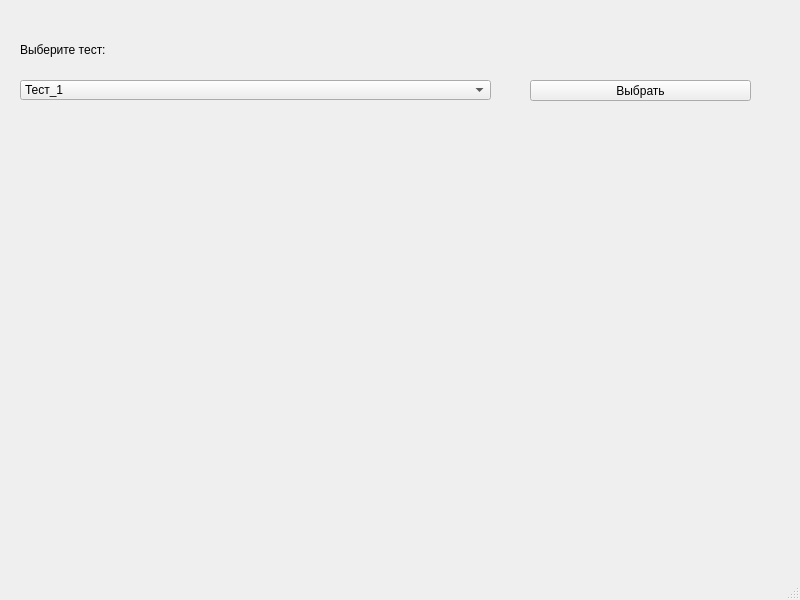
Qt form Tester.ui (Fenikonir/2_GOD_1) before a commit.
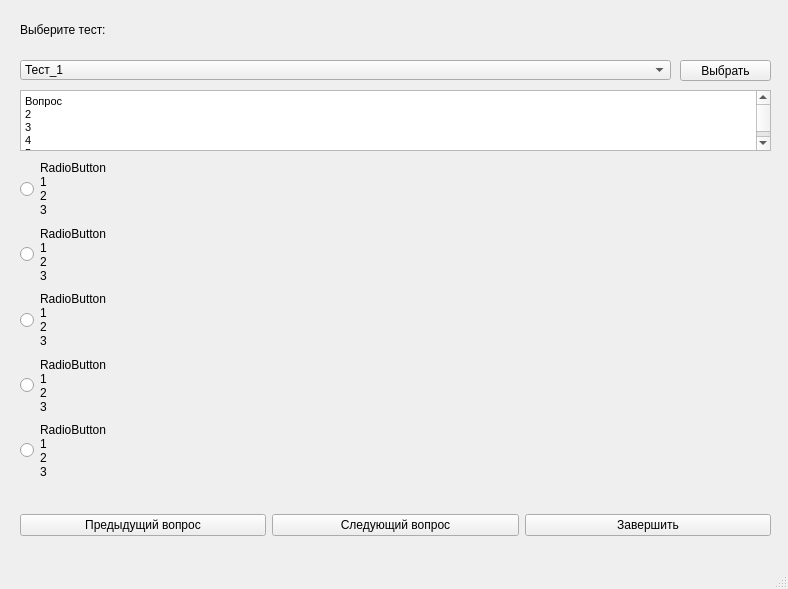
The same form after that commit.

```diff
--- a/Tester.ui
+++ b/Tester.ui
@@ -9,10 +9,22 @@
    <rect>
     <x>0</x>
     <y>0</y>
-    <width>800</width>
-    <height>600</height>
+    <width>788</width>
+    <height>589</height>
    </rect>
   </property>
+  <property name="minimumSize">
+   <size>
+    <width>788</width>
+    <height>589</height>
+   </size>
+  </property>
+  <property name="maximumSize">
+   <size>
+    <width>788</width>
+    <height>589</height>
+   </size>
+  </property>
   <property name="windowTitle">
    <string>Тестер</string>
   </property>
@@ -21,8 +33,8 @@
     <property name="geometry">
      <rect>
       <x>20</x>
-      <y>80</y>
-      <width>471</width>
+      <y>60</y>
+      <width>651</width>
       <height>20</height>
      </rect>
     </property>
@@ -41,7 +53,7 @@
     <property name="geometry">
      <rect>
       <x>20</x>
-      <y>40</y>
+      <y>20</y>
       <width>441</width>
       <height>20</height>
      </rect>
@@ -56,9 +68,9 @@
    <widget class="QPushButton" name="pushButton">
     <property name="geometry">
      <rect>
-      <x>530</x>
-      <y>80</y>
-      <width>221</width>
+      <x>680</x>
+      <y>60</y>
+      <width>91</width>
       <height>21</height>
      </rect>
     </property>
@@ -66,6 +78,122 @@
      <string>Выбрать</string>
     </property>
    </widget>
+   <widget class="QWidget" name="horizontalLayoutWidget">
+    <property name="geometry">
+     <rect>
+      <x>20</x>
+      <y>500</y>
+      <width>751</width>
+      <height>51</height>
+     </rect>
+    </property>
+    <layout class="QHBoxLayout" name="horizontalLayout">
+     <item>
+      <widget class="QPushButton" name="Predidush">
+       <property name="text">
+        <string>Предыдущий вопрос</string>
+       </property>
+      </widget>
+     </item>
+     <item>
+      <widget class="QPushButton" name="Sleduch">
+       <property name="text">
+        <string>Следующий вопрос</string>
+       </property>
+      </widget>
+     </item>
+     <item>
+      <widget class="QPushButton" name="Zaverchit">
+       <property name="text">
+        <string>Завершить</string>
+       </property>
+      </widget>
+     </item>
+    </layout>
+   </widget>
+   <widget class="QTextBrowser" name="QuestLabel">
+    <property name="geometry">
+     <rect>
+      <x>20</x>
+      <y>90</y>
+      <width>751</width>
+      <height>61</height>
+     </rect>
+    </property>
+    <property name="html">
+     <string>&lt;!DOCTYPE HTML PUBLIC &quot;-//W3C//DTD HTML 4.0//EN&quot; &quot;http://www.w3.org/TR/REC-html40/strict.dtd&quot;&gt;
+&lt;html&gt;&lt;head&gt;&lt;meta name=&quot;qrichtext&quot; content=&quot;1&quot; /&gt;&lt;style type=&quot;text/css&quot;&gt;
+p, li { white-space: pre-wrap; }
+&lt;/style&gt;&lt;/head&gt;&lt;body style=&quot; font-family:'MS Shell Dlg 2'; font-size:8.25pt; font-weight:400; font-style:normal;&quot;&gt;
+&lt;p style=&quot; margin-top:0px; margin-bottom:0px; margin-left:0px; margin-right:0px; -qt-block-indent:0; text-indent:0px;&quot;&gt;Вопрос&lt;/p&gt;
+&lt;p style=&quot; margin-top:0px; margin-bottom:0px; margin-left:0px; margin-right:0px; -qt-block-indent:0; text-indent:0px;&quot;&gt;2&lt;/p&gt;
+&lt;p style=&quot; margin-top:0px; margin-bottom:0px; margin-left:0px; margin-right:0px; -qt-block-indent:0; text-indent:0px;&quot;&gt;3&lt;/p&gt;
+&lt;p style=&quot; margin-top:0px; margin-bottom:0px; margin-left:0px; margin-right:0px; -qt-block-indent:0; text-indent:0px;&quot;&gt;4&lt;/p&gt;
+&lt;p style=&quot; margin-top:0px; margin-bottom:0px; margin-left:0px; margin-right:0px; -qt-block-indent:0; text-indent:0px;&quot;&gt;5&lt;/p&gt;&lt;/body&gt;&lt;/html&gt;</string>
+    </property>
+   </widget>
+   <widget class="QWidget" name="verticalLayoutWidget">
+    <property name="geometry">
+     <rect>
+      <x>20</x>
+      <y>159</y>
+      <width>751</width>
+      <height>321</height>
+     </rect>
+    </property>
+    <layout class="QVBoxLayout" name="verticalLayout">
+     <item>
+      <widget class="QRadioButton" name="radioButton_2">
+       <property name="text">
+        <string>RadioButton
+1
+2
+3</string>
+       </property>
+      </widget>
+     </item>
+     <item>
+      <widget class="QRadioButton" name="radioButton_4">
+       <property name="text">
+        <string>RadioButton
+1
+2
+3</string>
+       </property>
+      </widget>
+     </item>
+     <item>
+      <widget class="QRadioButton" name="radioButton_5">
+       <property name="text">
+        <string>RadioButton
+1
+2
+3</string>
+       </property>
+      </widget>
+     </item>
+     <item>
+      <widget class="QRadioButton" name="radioButton_3">
+       <property name="text">
+        <string>RadioButton
+1
+2
+3</string>
+       </property>
+      </widget>
+     </item>
+     <item>
+      <widget class="QRadioButton" name="radioButton_1">
+       <property name="text">
+        <string>RadioButton
+1
+2
+3</string>
+       </property>
+      </widget>
+     </item>
+    </layout>
+   </widget>
   </widget>
   <widget class="QMenuBar" name="menubar">
    <property name="geometry">
```
Left out of the diff: 4 changed lines with no effect on the pictures.
